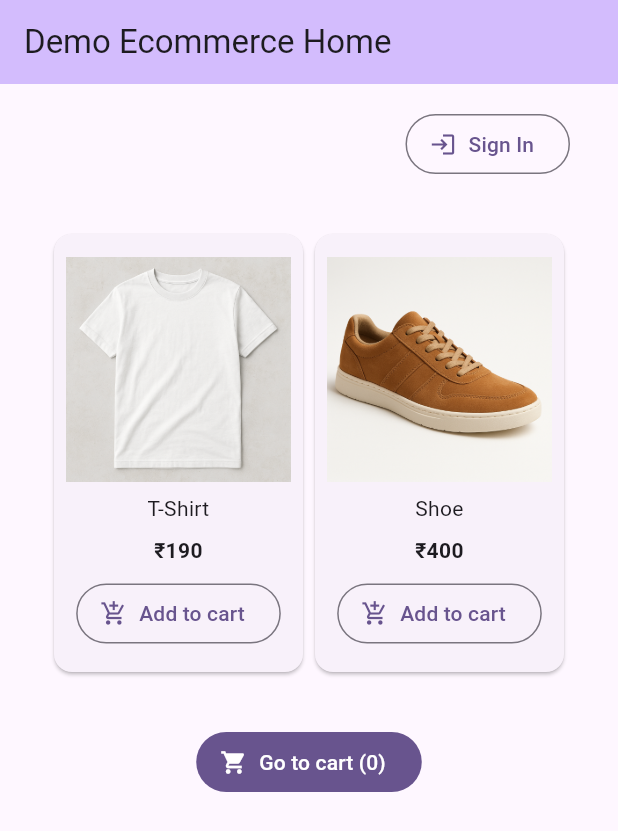
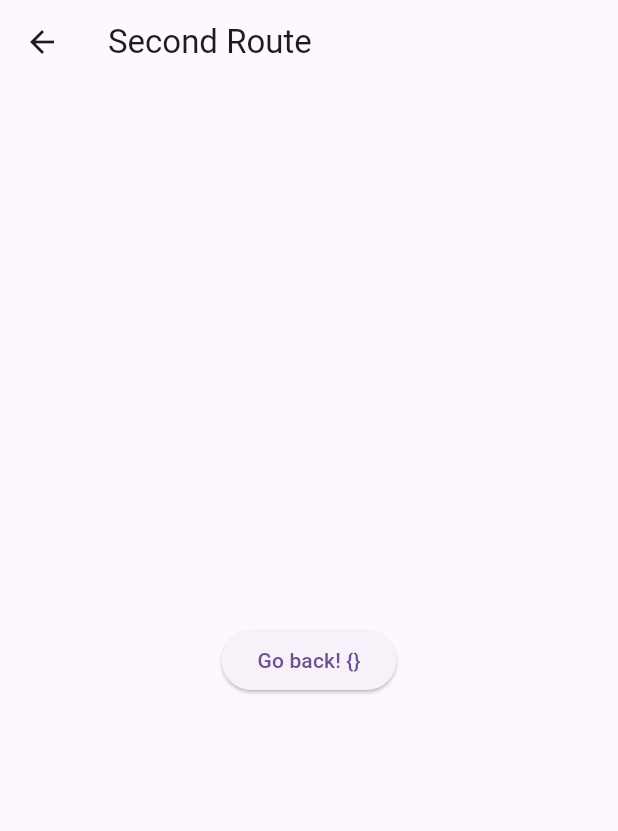
Before and after one commit to geophrase/flutter-demo-ecommerce-app, a Flutter app: the screen it shows after launch, after a tap on "Go to cart (0)", on a phone screen of 412 x 824 dp. Shown: the top 831 px of the screen. Run offline on Flutter 3.47's test engine with Material 3 defaults, Android fonts, the light colour scheme and no system bars.

Commit message:
provider added. Second route added

```diff
--- a/lib/main.dart
+++ b/lib/main.dart
@@ -1,9 +1,42 @@
 import 'package:flutter/material.dart';
+import 'package:provider/provider.dart';
 import 'package:flutter_demo_ecommerce_app/ui/pages/home/home_page.dart';
 
 
 void main() {
-  runApp(const MyApp());
+  runApp(
+    ChangeNotifierProvider(
+      create: (context) {
+        MyAppState myAppState = MyAppState();
+        myAppState.setIsLoggedIn(false);
+        return myAppState;
+      },
+      child: const MyApp(),
+    ),
+  );
+}
+
+class MyAppState extends ChangeNotifier {
+  bool _isLoggedIn = false;
+  final Set<String> _cartItems = {};
+
+  bool get isLoggedIn => _isLoggedIn;
+  Set<String> get cartItems => _cartItems;
+
+  void setIsLoggedIn(bool isLoggedIn) {
+    _isLoggedIn = isLoggedIn;
+    notifyListeners();
+  }
+
+  void addCartItem(String item) {
+    _cartItems.add(item);
+    notifyListeners();
+  }
+
+  void removeCartItem(String item) {
+    _cartItems.remove(item);
+    notifyListeners();
+  }
 }
 
 class MyApp extends StatelessWidget {
--- /dev/null
+++ b/lib/ui/pages/cart/cart_page.dart
@@ -0,0 +1,37 @@
+import 'package:flutter/material.dart';
+import 'package:provider/provider.dart';
+
+import '../../../main.dart';
+
+
+class CartPage extends StatefulWidget {
+  const CartPage({super.key});
+
+  @override
+  State<CartPage> createState() => _CartPageState();
+}
+
+class _CartPageState extends State<CartPage> {
+  late MyAppState _appState;
+
+  @override
+  void initState() {
+    super.initState();
+    _appState = Provider.of<MyAppState>(context, listen: false);
+  }
+
+  @override
+  Widget build(BuildContext context) {
+    return Scaffold(
+      appBar: AppBar(title: const Text('Second Route')),
+      body: Center(
+        child: ElevatedButton(
+          onPressed: () {
+            // Navigate back to first route when tapped.
+          },
+          child: Text('Go back! ${_appState.cartItems}'),
+        ),
+      ),
+    );
+  }
+}
--- a/lib/ui/pages/home/home_page.dart
+++ b/lib/ui/pages/home/home_page.dart
@@ -1,8 +1,13 @@
 import 'package:flutter/material.dart';
+import 'package:provider/provider.dart';
+
+import '../../../main.dart';
+import '../cart/cart_page.dart';
+
 
 final List<Map<String, dynamic>> items = [
-  {'name': 'T-Shirt', 'price': 190, 'image': 'tshirt'},
-  {'name': 'Shoe', 'price': 400, 'image': 'shoe'},
+  {'name': 'T-Shirt', 'price': 190, 'id': 'tshirt'},
+  {'name': 'Shoe', 'price': 400, 'id': 'shoe'},
 ];
 
 class MyHomePage extends StatefulWidget {
@@ -13,8 +18,41 @@ class MyHomePage extends StatefulWidget {
 }
 
 class _MyHomePageState extends State<MyHomePage> {
+  late MyAppState _appState;
+  Set<String> _cartItems = {};
+
+  @override
+  void initState() {
+    super.initState();
+    _appState = Provider.of<MyAppState>(context, listen: false);
+  }
+
+  void _addToCart(String item) {
+    _appState.addCartItem(item);
+    _cartItems.add(item);
+    setState(() {
+      _cartItems = _cartItems;
+    });
+  }
+
+  void _removeFromCart(String item) {
+    _appState.removeCartItem(item);
+    _cartItems.remove(item);
+    setState(() {
+      _cartItems = _cartItems;
+    });
+  }
+
+  void _goToCart() {
+    Navigator.push(
+      context,
+      MaterialPageRoute(builder: (context) => const CartPage()),
+    );
+  }
+
   @override
   Widget build(BuildContext context) {
+    print('_cartItems: $_cartItems');
     return Scaffold(
       appBar: AppBar(
         backgroundColor: Theme.of(context).colorScheme.inversePrimary,
@@ -45,7 +83,7 @@ class _MyHomePageState extends State<MyHomePage> {
                   child: Align(
                     alignment: Alignment.center, // Center horizontally
                     child: SizedBox(
-                      height: 300,
+                      height: 350,
                       child: ListView.builder(
                         scrollDirection: Axis.horizontal,
                         shrinkWrap: true,
@@ -62,7 +100,7 @@ class _MyHomePageState extends State<MyHomePage> {
                                 child: Column(
                                   mainAxisAlignment: MainAxisAlignment.center,
                                   children: [
-                                    Image.asset('assets/${item['image']}.png'),
+                                    Image.asset('assets/${item['id']}.png'),
                                     SizedBox(height: 8),
                                     Text(
                                       item['name'],
@@ -78,9 +116,9 @@ class _MyHomePageState extends State<MyHomePage> {
                                     ),
                                     SizedBox(height: 8),
                                     OutlinedButton.icon(
-                                      onPressed: () => {},
-                                      icon: const Icon(Icons.add_shopping_cart),
-                                      label: const Text('Add to cart'),
+                                      onPressed: () => _cartItems.contains(item['id']) ? _removeFromCart(item['id']) : _addToCart(item['id']),
+                                      icon: Icon(_cartItems.contains(item['id']) ? Icons.remove_shopping_cart : Icons.add_shopping_cart),
+                                      label: Text(_cartItems.contains(item['id']) ? 'Remove' : 'Add'),
                                       iconAlignment: IconAlignment.start,
                                     ),
                                   ],
@@ -97,9 +135,9 @@ class _MyHomePageState extends State<MyHomePage> {
             ),
             SizedBox(height: 32),
             FilledButton.icon(
-              onPressed: () => {},
+              onPressed: _goToCart,
               icon: const Icon(Icons.shopping_cart),
-              label: const Text('Go to cart (0)'),
+              label: Text('Go to cart (${_cartItems.length.toString()})'),
               iconAlignment: IconAlignment.start,
             ),
           ],
--- a/pubspec.yaml
+++ b/pubspec.yaml
@@ -34,6 +34,7 @@ dependencies:
   # The following adds the Cupertino Icons font to your application.
   # Use with the CupertinoIcons class for iOS style icons.
   cupertino_icons: ^1.0.8
+  provider: ^6.1.5
 
 dev_dependencies:
   flutter_test:
```
Also changed, not shown: pubspec.lock.
